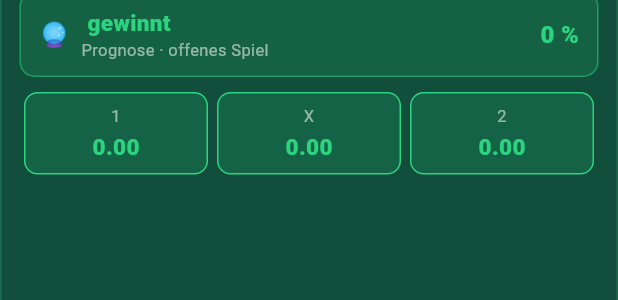
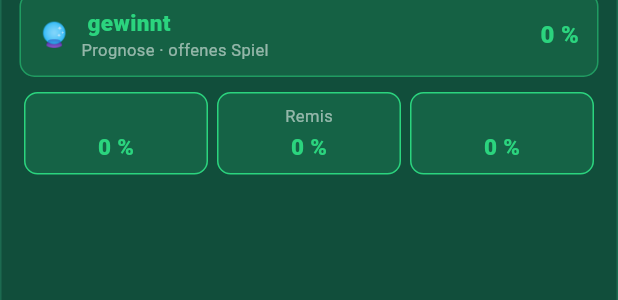
Before and after one commit to warscher80/spanwerk-datenschutz, a Flutter app: the _MatchCard widget shown alone on an empty page, opened directly with empty values, on a phone screen of 412 x 824 dp. Shown: the part 130-430 px from the top of the screen. Run offline on Flutter 3.47's test engine with Material 3 defaults, Android fonts, the phone set to English and light mode, and no system bars; our stand-ins replace flutter_local_notifications, package_info_plus, shared_preferences, timezone; accounts and stored records are empty; network calls fail.

Commit message:
Nur Sieg-Wahrscheinlichkeiten (kein Quoten) + faire WM-Prognosen (v1.7.0)
- Karte zeigt statt Wett-Quoten die drei Wahrscheinlichkeiten in %
  (Heim / Remis / Gast), hoechster Wert hervorgehoben
- Kein Heimvorteil bei Turnieren/WM (neutraler Platz) in Anzeige & Lernen
  -> behebt die kuenstliche Bevorzugung des zuerst genannten Teams
- version.json -> 1.7.0

Co-Authored-By: Claude Opus 4.8 <noreply@anthropic.com>
Claude-Session: https://claude.ai/code/session_01LLtTnfzyUhWGzfWAYG4HGg

```diff
--- a/lib/main.dart
+++ b/lib/main.dart
@@ -206,7 +206,7 @@ class _HomePageState extends State<HomePage> with WidgetsBindingObserver {
       // Frische Ergebnisse sofort ins Quoten-Modell einarbeiten.
       var learned = false;
       for (final x in m) {
-        if (ingestMatch(_store, _elo, x)) learned = true;
+        if (ingestMatch(_store, _elo, x, neutral: _isCup)) learned = true;
       }
       if (learned) await _store.saveLearning();
       if (!mounted) return;
@@ -490,8 +490,7 @@ class _HomePageState extends State<HomePage> with WidgetsBindingObserver {
         itemBuilder: (c, i) => _MatchCard(
           match: _matches[i],
           now: now,
-          odds: _elo.odds(_matches[i].home.name, _matches[i].away.name),
-          probs: _elo.probs(_matches[i].home.name, _matches[i].away.name),
+          probs: _elo.probs(_matches[i].home.name, _matches[i].away.name, neutral: _isCup),
         ),
       ),
     );
@@ -518,13 +517,11 @@ class _PlayMoneyBanner extends StatelessWidget {
 class _MatchCard extends StatelessWidget {
   final FootyMatch match;
   final DateTime now;
-  final MatchOdds odds;
   final MatchProbs probs;
 
   const _MatchCard({
     required this.match,
     required this.now,
-    required this.odds,
     required this.probs,
   });
 
@@ -554,7 +551,7 @@ class _MatchCard extends StatelessWidget {
           const SizedBox(height: 10),
           _predictionBanner(),
           const SizedBox(height: 10),
-          _oddsRow(),
+          _probRow(),
         ],
       ),
     );
@@ -648,29 +645,29 @@ class _MatchCard extends StatelessWidget {
     );
   }
 
-  Widget _oddsRow() {
-    // Tipp-Tendenz zur Hervorhebung der „empfohlenen" (niedrigsten) Quote.
-    final lowest = [odds.home, odds.draw, odds.away].reduce((a, b) => a < b ? a : b);
-    Widget cell(String label, double value) {
-      final fav = value == lowest;
+  /// Die drei Wahrscheinlichkeiten (Sieg / Remis / Sieg) in Prozent.
+  Widget _probRow() {
+    final highest = [probs.home, probs.draw, probs.away].reduce((a, b) => a > b ? a : b);
+    Widget cell(String label, double p) {
+      final top = p == highest;
       return Expanded(
         child: Container(
           margin: const EdgeInsets.symmetric(horizontal: 3),
-          padding: const EdgeInsets.symmetric(vertical: 7),
+          padding: const EdgeInsets.symmetric(vertical: 7, horizontal: 4),
           decoration: BoxDecoration(
-            color: fav ? _accent.withValues(alpha: 0.16) : const Color(0xFF0B3D2E),
+            color: top ? _accent.withValues(alpha: 0.16) : const Color(0xFF0B3D2E),
             borderRadius: BorderRadius.circular(9),
-            border: Border.all(
-              color: fav ? _accent : const Color(0xFF1C6A50),
-            ),
+            border: Border.all(color: top ? _accent : const Color(0xFF1C6A50)),
           ),
           child: Column(
             children: [
-              Text(label, style: const TextStyle(color: Colors.white54, fontSize: 11)),
+              Text(label,
+                  maxLines: 1, overflow: TextOverflow.ellipsis,
+                  style: const TextStyle(color: Colors.white54, fontSize: 11)),
               const SizedBox(height: 2),
-              Text(value.toStringAsFixed(2),
+              Text('${(p * 100).round()} %',
                   style: TextStyle(
-                    color: fav ? _accent : Colors.white,
+                    color: top ? _accent : Colors.white,
                     fontWeight: FontWeight.w800, fontSize: 15,
                   )),
             ],
@@ -680,9 +677,9 @@ class _MatchCard extends StatelessWidget {
     }
 
     return Row(children: [
-      cell('1', odds.home),
-      cell('X', odds.draw),
-      cell('2', odds.away),
+      cell(match.home.shortName, probs.home),
+      cell('Remis', probs.draw),
+      cell(match.away.shortName, probs.away),
     ]);
   }
 
--- a/pubspec.yaml
+++ b/pubspec.yaml
@@ -2,7 +2,7 @@ name: footy_predict
 description: "Footy Predict – Tippspiel auf echte Fußballspiele (Punkte, kein Echtgeld)."
 publish_to: 'none'
 
-version: 1.6.0+9
+version: 1.7.0+11
 
 environment:
   sdk: ^3.12.2
--- a/version.json
+++ b/version.json
@@ -1,6 +1,6 @@
 {
-  "versionCode": 9,
-  "versionName": "1.6.0",
+  "versionCode": 11,
+  "versionName": "1.7.0",
   "url": "https://github.com/warscher80/spanwerk-datenschutz/raw/claude/football-betting-apk-m9fb1c/KickProphet.apk",
-  "notes": "Reine Prognose-App: zeigt wer gewinnt + Quoten, kein Tippspiel mehr"
+  "notes": "Nur noch Sieg-Wahrscheinlichkeiten in % + faire WM-Prognosen (neutraler Platz)"
 }
```
Also changed, not shown: lib/odds.dart (+18 -15 lines).
